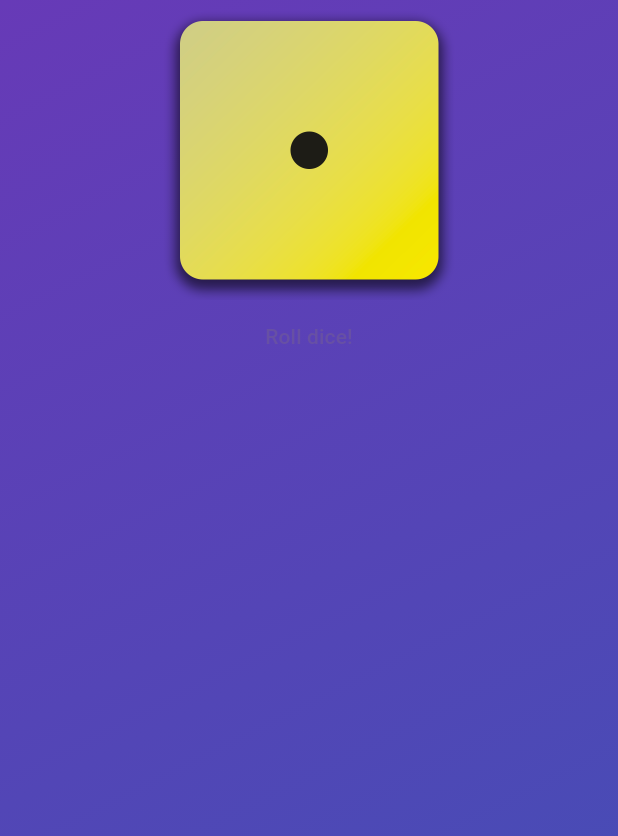
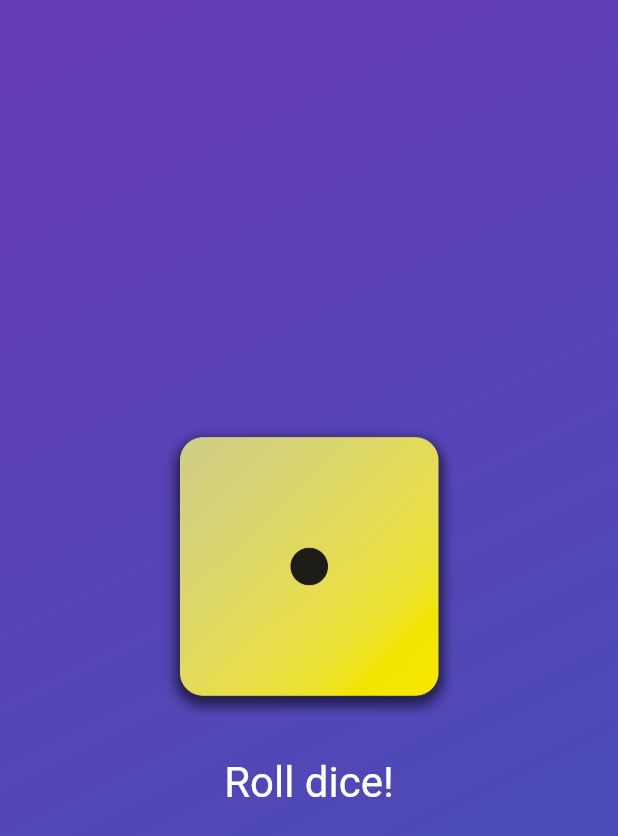
Before and after one commit to natib21/Flutter-Full-Projects, a Flutter app: the screen it shows after launch, on a phone screen of 412 x 824 dp. Shown: the top 836 px of the screen. Run offline on Flutter 3.47's test engine with Material 3 defaults, Android fonts, the phone set to English and light mode, and no system bars.

Commit message:
Styling Button

```diff
--- a/first_project_01/lib/gradient_container.dart
+++ b/first_project_01/lib/gradient_container.dart
@@ -24,12 +24,21 @@ class GradientContainer extends StatelessWidget {
         ),
         child: Center(
             child: Column(
+          mainAxisSize: MainAxisSize.min,
           children: [
             Image.asset(
               'assets/images/dice-1.png',
               width: 200,
             ),
-            TextButton(onPressed: RoleDice, child: Text('Roll dice!'))
+            SizedBox(
+              height: 20,
+            ),
+            TextButton(
+                style: TextButton.styleFrom(
+                    foregroundColor: Colors.white,
+                    textStyle: TextStyle(fontSize: 28)),
+                onPressed: RoleDice,
+                child: Text('Roll dice!'))
           ],
         )));
   }
```
